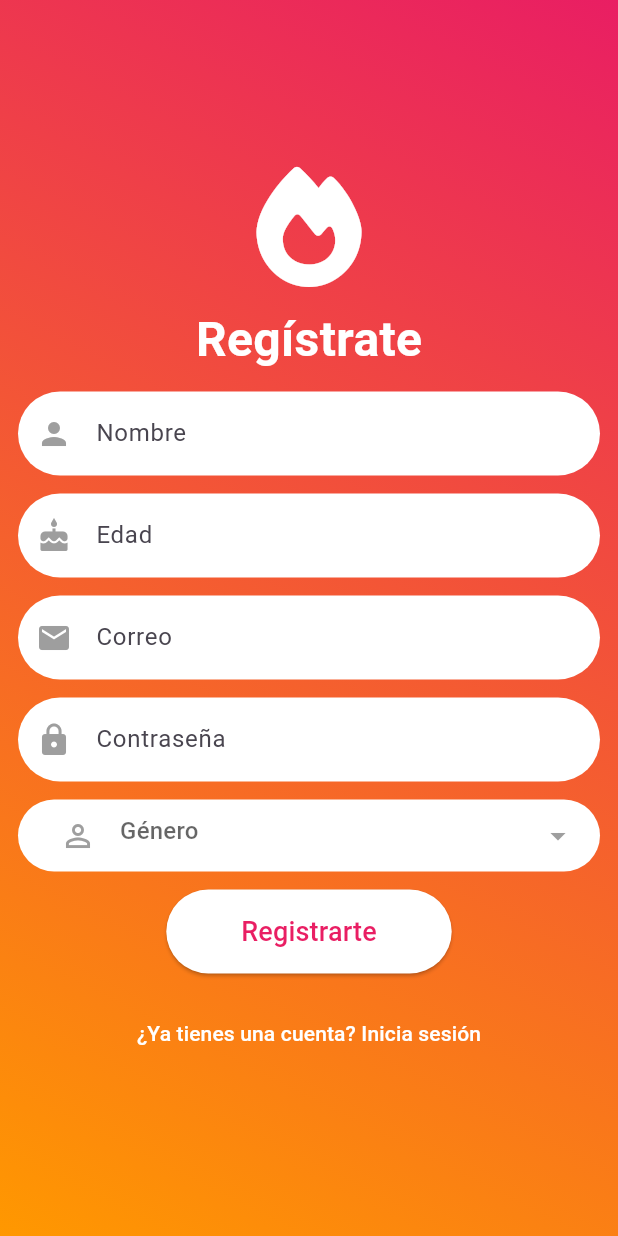
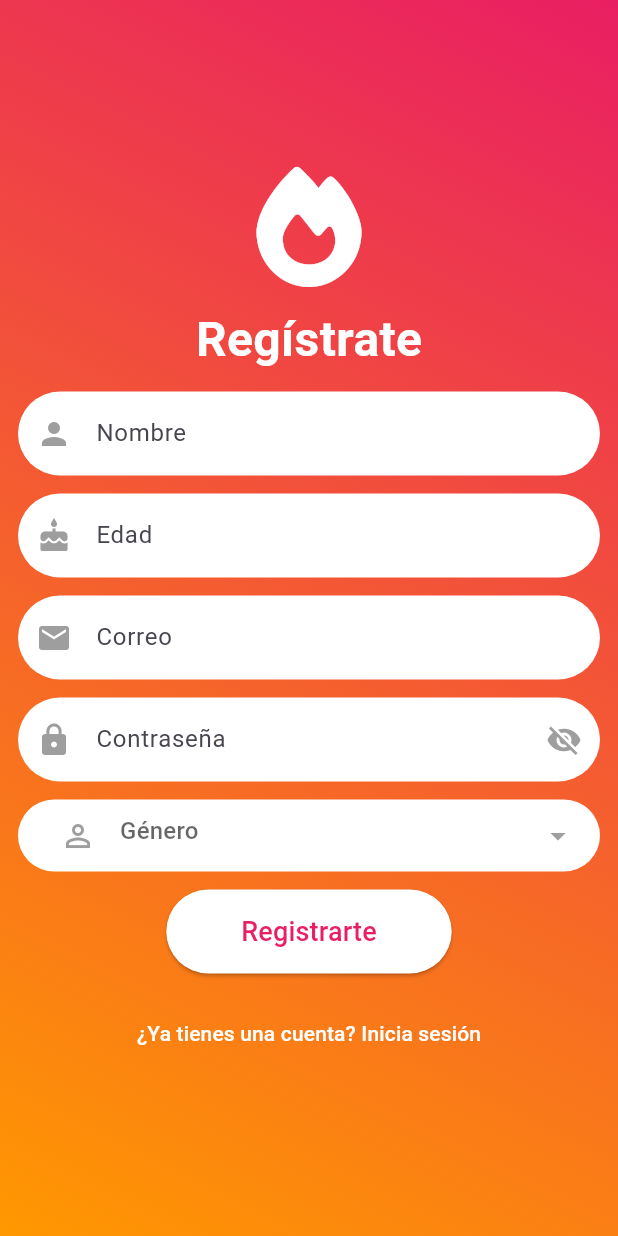
Before and after one commit to cedrovich/tinder_app_v2, a Flutter app: the screen it shows after launch, after a tap on "No tienes cuenta? Regístrate", on a phone screen of 412 x 824 dp. Run offline on Flutter 3.47's test engine with Material 3 defaults, Android fonts, the phone set to English and light mode, and no system bars; our stand-ins replace cloud_firestore, firebase_auth, firebase_core, font_awesome_flutter, image_picker, percent_indicator and 2 more; missing offline and left inert: flutter_stripe; accounts and stored records are empty.

Commit message:
"Refactored code in multiple files to update models, widgets, and functionality for user profiles, login, and registration."

```diff
--- a/lib/pages/login_page.dart
+++ b/lib/pages/login_page.dart
@@ -18,6 +18,7 @@ class _LoginPageState extends State<LoginPage> {
   final TextEditingController passwordController = TextEditingController();
 
   bool _isLoading = false;
+  bool _isPasswordVisible = false; // Controla la visibilidad de la contraseña
 
   Future<void> signIn() async {
     setState(() {
@@ -162,7 +163,7 @@ class _LoginPageState extends State<LoginPage> {
         errorMessage = 'Esta cuenta ha sido deshabilitada.';
         break;
       default:
-        errorMessage = 'Ocurrió un error inesperado. Intenta de nuevo.';
+        errorMessage = 'Correo o Contraseña incorrectas.';
         break;
     }
     showErrorDialog(errorMessage);
@@ -218,12 +219,25 @@ class _LoginPageState extends State<LoginPage> {
                     SizedBox(height: 16),
                     TextField(
                       controller: passwordController,
-                      obscureText: true,
+                      obscureText: !_isPasswordVisible,
                       decoration: InputDecoration(
                         filled: true,
                         fillColor: Colors.white,
                         hintText: 'Contraseña',
                         prefixIcon: Icon(Icons.lock, color: Colors.grey),
+                        suffixIcon: IconButton(
+                          icon: Icon(
+                            _isPasswordVisible
+                                ? Icons.visibility
+                                : Icons.visibility_off,
+                            color: Colors.grey,
+                          ),
+                          onPressed: () {
+                            setState(() {
+                              _isPasswordVisible = !_isPasswordVisible;
+                            });
+                          },
+                        ),
                         border: OutlineInputBorder(
                           borderRadius: BorderRadius.circular(30),
                           borderSide: BorderSide.none,
--- a/lib/pages/register_page.dart
+++ b/lib/pages/register_page.dart
@@ -21,8 +21,10 @@ class _RegisterPageState extends State<RegisterPage> {
 
   String? selectedGender;
   final List<String> genderOptions = ['Masculino', 'Femenino', 'Otro'];
+  bool _isPasswordVisible = false;
+  bool _isLoading = false;
 
-  bool _isLoading = false;
+  String? _ageErrorMessage; // Variable para almacenar el mensaje de error de la edad
 
   Future<void> register() async {
     setState(() {
@@ -35,7 +37,7 @@ class _RegisterPageState extends State<RegisterPage> {
     final password = passwordController.text.trim();
 
     if (name.isEmpty || ageText.isEmpty || email.isEmpty || password.isEmpty || selectedGender == null) {
-      showErrorDialog('Todos los campos son obligatorios');
+      _showErrorDialog('Todos los campos son obligatorios');
       setState(() {
         _isLoading = false;
       });
@@ -44,11 +46,15 @@ class _RegisterPageState extends State<RegisterPage> {
 
     int? age = int.tryParse(ageText);
     if (age == null || age < 18) {
-      showErrorDialog('Debes tener al menos 18 años para registrarte');
       setState(() {
+        _ageErrorMessage = 'Debes tener al menos 18 años para registrarte';
         _isLoading = false;
       });
       return;
+    } else {
+      setState(() {
+        _ageErrorMessage = null;
+      });
     }
 
     try {
@@ -64,7 +70,7 @@ class _RegisterPageState extends State<RegisterPage> {
 
       Navigator.pushReplacementNamed(context, '/informationUser');
     } catch (e) {
-      showErrorDialog('Error: ${e.toString()}');
+      _showErrorDialog('Error: ${e.toString()}');
     }
 
     setState(() {
@@ -72,7 +78,22 @@ class _RegisterPageState extends State<RegisterPage> {
     });
   }
 
-  void showErrorDialog(String message) {
+  void _validateAge() {
+    final ageText = ageController.text.trim();
+    int? age = int.tryParse(ageText);
+
+    if (age != null && age < 18) {
+      setState(() {
+        _ageErrorMessage = 'Debes tener al menos 18 años para registrarte';
+      });
+    } else {
+      setState(() {
+        _ageErrorMessage = null;
+      });
+    }
+  }
+
+  void _showErrorDialog(String message) {
     showDialog(
       context: context,
       builder: (context) => AlertDialog(
@@ -124,11 +145,25 @@ class _RegisterPageState extends State<RegisterPage> {
                     SizedBox(height: 12),
                     _buildTextField(nameController, 'Nombre', Icons.person),
                     SizedBox(height: 12),
-                    _buildTextField(ageController, 'Edad', Icons.cake, keyboardType: TextInputType.number),
+                    _buildTextField(
+                      ageController,
+                      'Edad',
+                      Icons.cake,
+                      keyboardType: TextInputType.number,
+                      onEditingComplete: _validateAge,
+                    ),
+                    if (_ageErrorMessage != null)
+                      Padding(
+                        padding: const EdgeInsets.only(top: 4.0),
+                        child: Text(
+                          _ageErrorMessage!,
+                          style: TextStyle(color: Colors.black, fontSize: 12),
+                        ),
+                      ),
                     SizedBox(height: 12),
                     _buildTextField(emailController, 'Correo', Icons.email, keyboardType: TextInputType.emailAddress),
                     SizedBox(height: 12),
-                    _buildTextField(passwordController, 'Contraseña', Icons.lock, isPassword: true),
+                    _buildPasswordTextField(),
                     SizedBox(height: 12),
                     _buildGenderDropdown(),
                     SizedBox(height: 12),
@@ -168,17 +203,54 @@ class _RegisterPageState extends State<RegisterPage> {
     );
   }
 
-  Widget _buildTextField(TextEditingController controller, String hint, IconData icon, {bool isPassword = false, TextInputType? keyboardType}) {
+  Widget _buildTextField(
+    TextEditingController controller,
+    String hint,
+    IconData icon, {
+    bool isPassword = false,
+    TextInputType? keyboardType,
+    VoidCallback? onEditingComplete,
+  }) {
     return TextField(
       controller: controller,
       obscureText: isPassword,
       keyboardType: keyboardType,
       style: TextStyle(color: Colors.black87),
+      onEditingComplete: onEditingComplete,
       decoration: InputDecoration(
         filled: true,
         fillColor: Colors.white,
         hintText: hint,
         prefixIcon: Icon(icon, color: Colors.grey),
+        border: OutlineInputBorder(
+          borderRadius: BorderRadius.circular(30),
+          borderSide: BorderSide.none,
+        ),
+      ),
+    );
+  }
+
+  Widget _buildPasswordTextField() {
+    return TextField(
+      controller: passwordController,
+      obscureText: !_isPasswordVisible,
+      style: TextStyle(color: Colors.black87),
+      decoration: InputDecoration(
+        filled: true,
+        fillColor: Colors.white,
+        hintText: 'Contraseña',
+        prefixIcon: Icon(Icons.lock, color: Colors.grey),
+        suffixIcon: IconButton(
+          icon: Icon(
+            _isPasswordVisible ? Icons.visibility : Icons.visibility_off,
+            color: Colors.grey,
+          ),
+          onPressed: () {
+            setState(() {
+              _isPasswordVisible = !_isPasswordVisible;
+            });
+          },
+        ),
         border: OutlineInputBorder(
           borderRadius: BorderRadius.circular(30),
           borderSide: BorderSide.none,
```
Also changed, not shown: lib/models/content.dart (+3 -4 lines), lib/pages/home_screen.dart (+11 -14 lines), lib/pages/info_profile.dart (+35 -21 lines), lib/pages/profile_screen.dart (+68 -39 lines).
